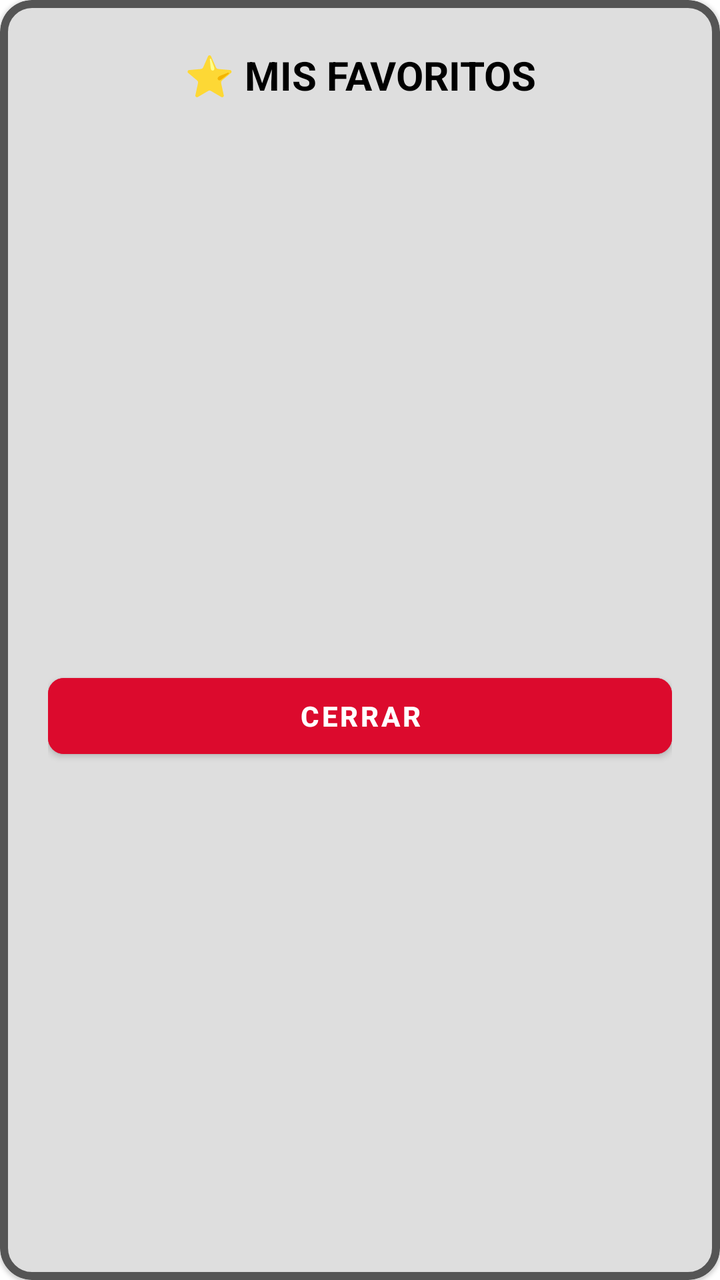
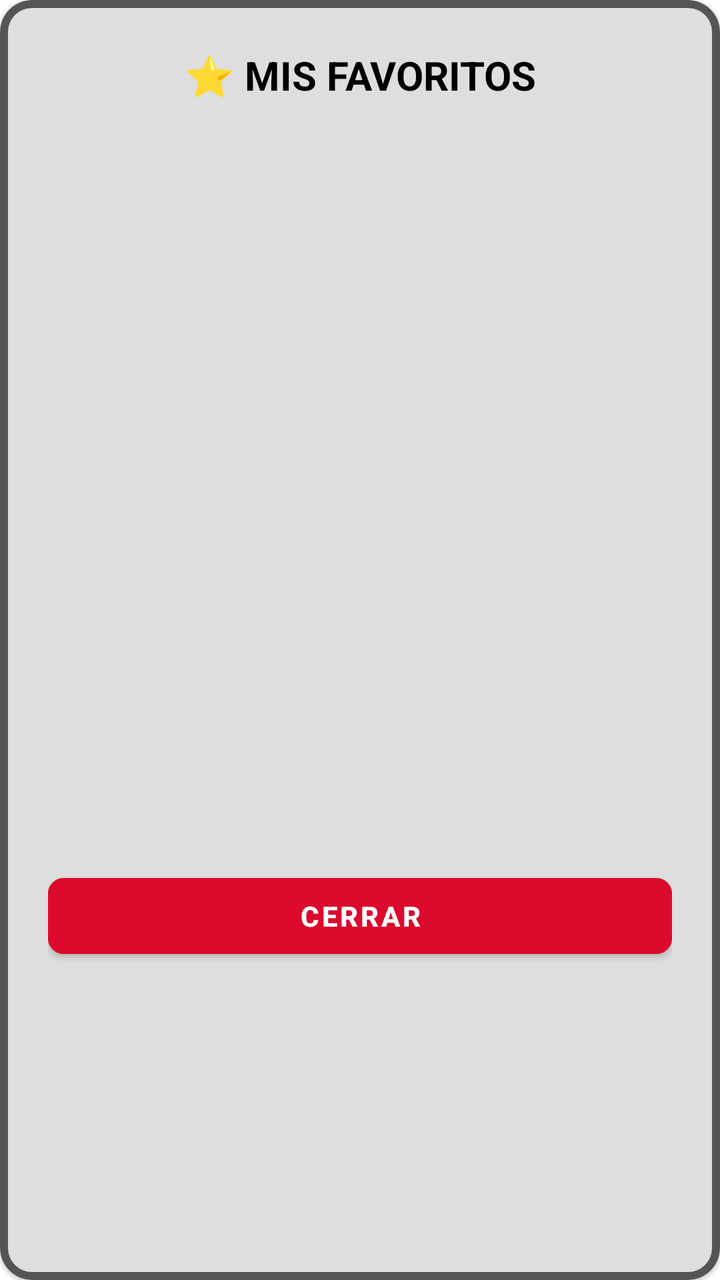

An Android layout rendered at two revisions. The XML below is the earlier revision; the diff shows what the commit changed to produce the second picture.
<!-- AndroidManifest.xml: application theme Theme.PokeAppCESBA -->
<!-- res/layout/dialog_favoritos.xml -->
<?xml version="1.0" encoding="utf-8"?>
<com.google.android.material.card.MaterialCardView
    xmlns:android="http://schemas.android.com/apk/res/android"
    xmlns:app="http://schemas.android.com/apk/res-auto"
    android:layout_width="match_parent"
    android:layout_height="wrap_content"
    android:layout_margin="16dp"
    app:cardBackgroundColor="#DEDEDE"
    app:cardCornerRadius="16dp"
    app:strokeColor="#555555"
    app:strokeWidth="4dp">

    <LinearLayout
        android:layout_width="match_parent"
        android:layout_height="wrap_content"
        android:orientation="vertical"
        android:padding="24dp">

        <TextView
            android:layout_width="match_parent"
            android:layout_height="wrap_content"
            android:text="⭐ MIS FAVORITOS"
            android:textAlignment="center"
            android:textColor="#000000"
            android:textSize="20sp"
            android:textStyle="bold"
            android:layout_marginBottom="16dp"/>

        <ScrollView
            android:layout_width="match_parent"
            android:layout_height="250dp"
            android:fadeScrollbars="false">

            <LinearLayout
                android:id="@+id/llFavoritosContainer"
                android:layout_width="match_parent"
                android:layout_height="wrap_content"
                android:orientation="vertical" />
        </ScrollView>

        <Button
            android:id="@+id/btnCerrarDialog"
            android:layout_width="match_parent"
            android:layout_height="50dp"
            android:layout_marginTop="16dp"
            android:backgroundTint="#DC0A2D"
            android:text="CERRAR"
            android:textColor="#FFFFFF"
            android:textStyle="bold"
            app:cornerRadius="8dp"/>
    </LinearLayout>
</com.google.android.material.card.MaterialCardView>
<!-- resources referenced by this layout -->
<resources>
  <style name="Theme.PokeAppCESBA" parent="Theme.MaterialComponents.DayNight.NoActionBar">
          
          <item name="colorPrimary">@color/poke_primary</item>
          <item name="colorOnPrimary">@color/white</item>
          <item name="colorSecondary">@color/poke_orange</item>
          
          <item name="android:statusBarColor">@color/poke_bg_dark</item>
      </style>
  <color name="poke_primary">#2563EB</color>
  <color name="white">#FFFFFFFF</color>
  <color name="poke_orange">#F97316</color>
  <color name="poke_bg_dark">#0F172A</color>
</resources>

<!-- the commit's change to res/layout/dialog_favoritos.xml (unified diff, before → after) -->
@@ -28,14 +28,16 @@
 
         <ScrollView
             android:layout_width="match_parent"
-            android:layout_height="250dp"
+            android:layout_height="350dp"
             android:fadeScrollbars="false">
 
-            <LinearLayout
+            <GridLayout
                 android:id="@+id/llFavoritosContainer"
                 android:layout_width="match_parent"
                 android:layout_height="wrap_content"
-                android:orientation="vertical" />
+                android:columnCount="2"
+                android:alignmentMode="alignMargins"
+                android:columnOrderPreserved="false"/>
         </ScrollView>
 
         <Button
